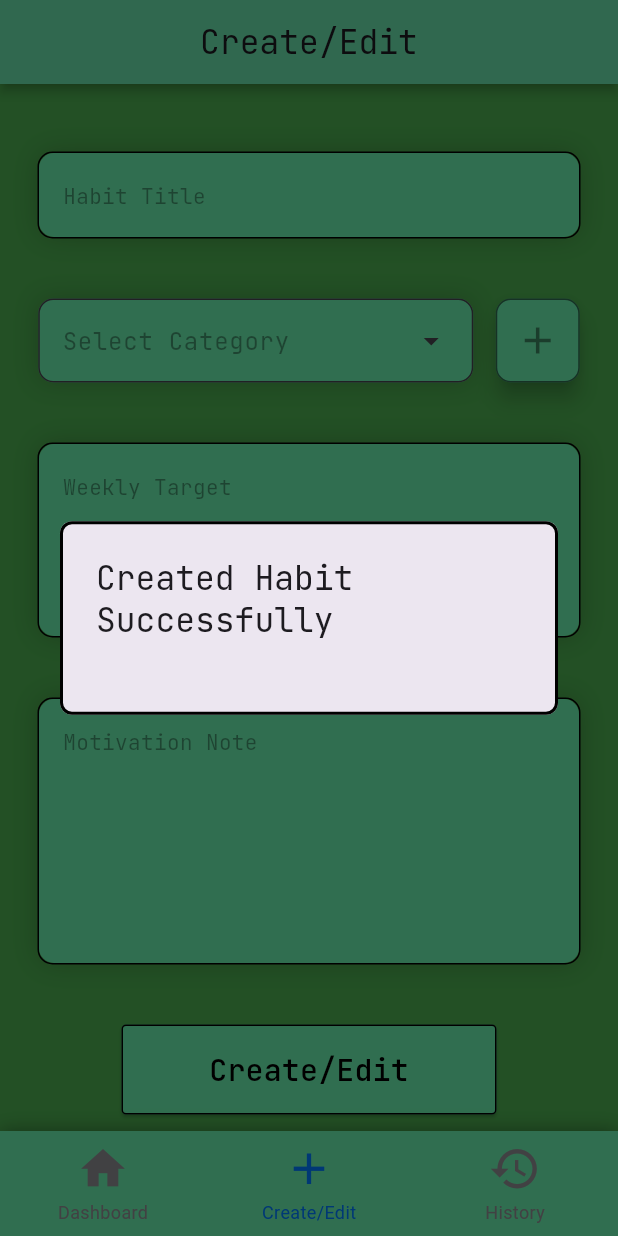
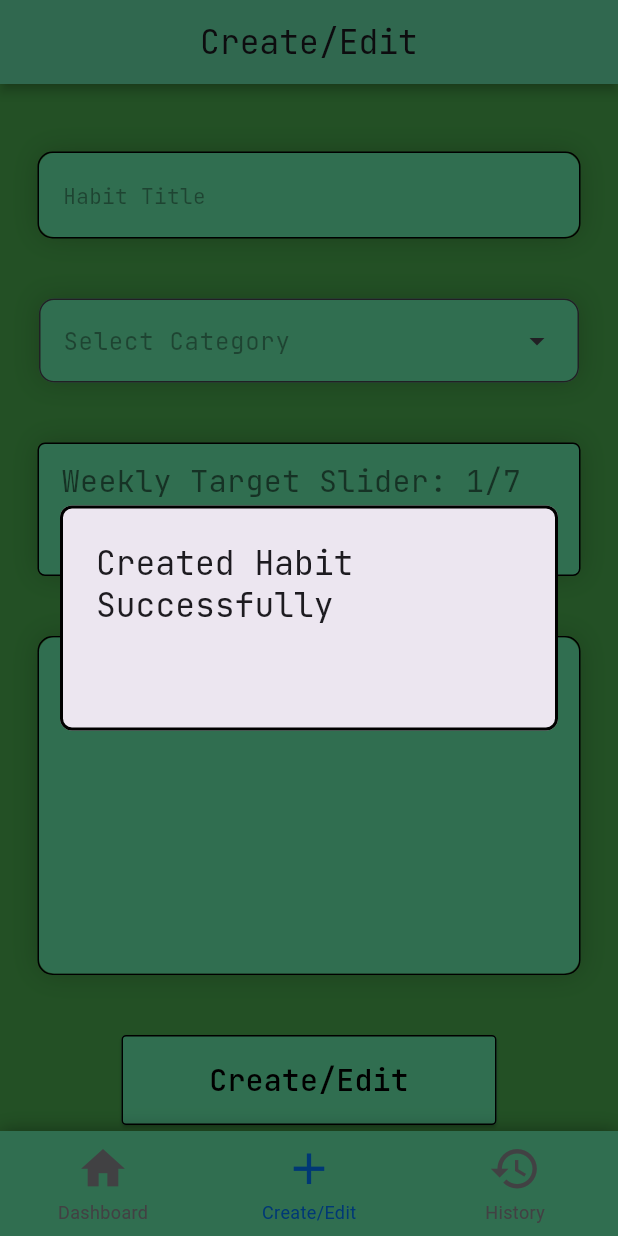
Before and after one commit to arahman-25/P1_habit_mastery_app, a Flutter app: the screen it shows after launch, item 2 of the bottom bar chosen, after a tap on "Create/Edit", on a phone screen of 412 x 824 dp. Run offline on Flutter 3.47's test engine with Material 3 defaults, Android fonts, the phone set to English and light mode, and no system bars; drawn by our look-alikes of persistent_bottom_nav_bar_v2; our stand-ins replace flutter_svg, google_fonts, sqflite; accounts and stored records are empty.

Commit message:
Finished Create/Edit Page (visuals only)

```diff
--- a/habit_mastery_app/lib/screens/create_edit.dart
+++ b/habit_mastery_app/lib/screens/create_edit.dart
@@ -32,9 +32,13 @@ class CreateEditForms extends StatefulWidget {
 }
 
 class _CreateEditFormsState extends State<CreateEditForms> {
-  TextEditingController _titleController = TextEditingController();
-  TextEditingController _categoryController = TextEditingController();
-  TextEditingController _motivationController = TextEditingController();
+  final TextEditingController _titleController = TextEditingController();
+  final TextEditingController _categoryController = TextEditingController();
+  final TextEditingController _motivationController = TextEditingController();
+
+  String titleProof = '';
+  double sliderInitialValue = 1;
+  final int _weeklyTarget = 7;
 
   @override
   void dispose() {
@@ -44,22 +48,13 @@ class _CreateEditFormsState extends State<CreateEditForms> {
     super.dispose();
   }
 
-  List<String> categoryList = [];
-  List<DropdownMenuEntry<String>> get dropdownEntries {
-    return categoryList.map((category) => DropdownMenuEntry(
-      value: category,
-      label: category,
-      style: MenuItemButton.styleFrom(
-        textStyle: GoogleFonts.jetBrainsMono()
-      )
-      )).toList();
-  }
-
   @override
   Widget build(BuildContext context) {
     return Column(
       spacing: 40,
       children: [
+
+
         // Habit Title Text Field
         Container(
           margin: EdgeInsets.only(top: 45, left: 25, right: 25),
@@ -76,6 +71,7 @@ class _CreateEditFormsState extends State<CreateEditForms> {
             ]
           ),
           child: TextField(
+            autofocus: true,
             controller: _titleController,
             style: GoogleFonts.jetBrainsMono(),
             decoration: InputDecoration(
@@ -96,11 +92,7 @@ class _CreateEditFormsState extends State<CreateEditForms> {
         ),
 
 
-        // Category Filter Text Field & Button
-        Row(
-          mainAxisAlignment: MainAxisAlignment.center,
-          spacing: 15,
-          children: [
+        // Category Filter Text Field
         Container(
           decoration: BoxDecoration(
             boxShadow: [
@@ -111,7 +103,8 @@ class _CreateEditFormsState extends State<CreateEditForms> {
             ]
           ),
           child: DropdownMenu<String>(
-                width: 290,
+            controller: _categoryController,
+            width: 360,
             hintText: 'Select Category',
             inputDecorationTheme: InputDecorationTheme(
               filled: true,
@@ -139,79 +132,29 @@ class _CreateEditFormsState extends State<CreateEditForms> {
                 ),
               ),
             ),
-                dropdownMenuEntries: categoryList.map<DropdownMenuEntry<String>>((String value) {
-                  return DropdownMenuEntry<String>(
-                    value: value,
-                    label: value
-                  );
-                }).toList(),
+            dropdownMenuEntries: [
+              DropdownMenuEntry(
+                value: 'all',
+                label: 'All'
               ),
+              DropdownMenuEntry(
+                value: 'study',
+                label: 'Study'
               ),
-            FloatingActionButton(
-              onPressed: () {
-                showDialog<String>(
-                  context: context,
-                  builder: (BuildContext dialogContext) {
-                    return AlertDialog(
-                      backgroundColor: Colors.green,
-                      shape: RoundedRectangleBorder(
-                        borderRadius: BorderRadius.circular(8),
-                        side: const BorderSide(color: Colors.black, width: 2),
+              DropdownMenuEntry(
+                value: 'health',
+                label: 'Health'
               ),
-                      title: Text(
-                        'Add Category',
-                        style: GoogleFonts.jetBrainsMono()
+              DropdownMenuEntry(
+                value: 'creative',
+                label: 'Creative'
               ),
-                      actions: [
-                        TextField(
-                          controller: _categoryController,
-                          style: GoogleFonts.jetBrainsMono(),
-                          decoration: InputDecoration(
-                            filled: true,
-                            fillColor: Colors.greenAccent,
-                            border: OutlineInputBorder(
-                              borderRadius: BorderRadius.circular(10),
-                              borderSide: BorderSide.none
+              DropdownMenuEntry(
+                value: 'mindfulness',
+                label: 'Mindfulness'
+              )
+            ]
           ),
-                            hint: Text(
-                              'Add Category',
-                              style: GoogleFonts.jetBrainsMono(
-                                color: Colors.black38
-                              )
-                            )
-                          ),
-                        ),
-                        TextButton(
-                          onPressed: () {
-                            setState(() => categoryList.add(_categoryController.text.trim()));
-                            Navigator.of(dialogContext).pop();
-                            _categoryController.clear();
-                          },
-                          child: Text(
-                            'Create',
-                            style: GoogleFonts.jetBrainsMono(
-                              color: Colors.black
-                            )
-                          ))
-                      ],
-                    );
-                  }
-                );
-              },
-              backgroundColor: Colors.greenAccent,
-              tooltip: 'Add Category',
-              shape: RoundedRectangleBorder(
-                borderRadius: BorderRadiusGeometry.circular(10),
-                side: BorderSide(
-                  color: Colors.black54
-                )
-              ),
-              child: Icon(
-                Icons.add,
-                size: 30,
-                color: Colors.black45)
-            )
-          ],
         ),
 
 
@@ -219,10 +162,12 @@ class _CreateEditFormsState extends State<CreateEditForms> {
         Container(
           margin: EdgeInsets.only(left: 25, right: 25),
           decoration: BoxDecoration(
-            borderRadius: BorderRadiusGeometry.circular(10),
+            color: Colors.greenAccent,
+            borderRadius: BorderRadiusGeometry.circular(5),
             border: BoxBorder.all(
               color: Colors.black,
-              width: 1),
+              width: 1
+            ),
             boxShadow: [
               BoxShadow(
                 color: Colors.black.withValues(alpha: 0.2),
@@ -230,25 +175,36 @@ class _CreateEditFormsState extends State<CreateEditForms> {
               )
             ]
           ),
-          child: TextField(
-            maxLines: 4,
-            style: GoogleFonts.jetBrainsMono(),
-            decoration: InputDecoration(
-              filled: true,
-              fillColor: Colors.greenAccent,
-              border: OutlineInputBorder(
-                borderRadius: BorderRadius.circular(10),
-                borderSide: BorderSide.none
-              ),
-              hint: Text(
-                'Weekly Target',
+          child: Column(
+            crossAxisAlignment: CrossAxisAlignment.start,
+            children: [
+              Padding(
+                padding: EdgeInsetsGeometry.fromLTRB(15, 10, 0, 0),
+                child: Text(
+                  'Weekly Target Slider: ${sliderInitialValue.toInt()}/$_weeklyTarget',
                   style: GoogleFonts.jetBrainsMono(
-                  color: Colors.black38
-                )
-              )
+                    color: Colors.black54,
+                    fontSize: 20
                   ),
                 )
               ),
+              Slider(
+                activeColor: Colors.green,
+                inactiveColor: Colors.green.shade900,
+                value: sliderInitialValue,
+                max: _weeklyTarget.toDouble(),
+                min: 1,
+                divisions: _weeklyTarget - 1,
+                onChanged: (value) {
+                  setState(() {
+                    sliderInitialValue = value;
+                  });
+                },
+              ),
+            ],
+          )
+        ),
+
         // Motivation Note
         Container(
           margin: EdgeInsets.only(left: 25, right: 25),
@@ -265,7 +221,7 @@ class _CreateEditFormsState extends State<CreateEditForms> {
             ]
           ),
           child: TextField(
-            maxLines: 6,
+            maxLines: 8,
             style: GoogleFonts.jetBrainsMono(),
             decoration: InputDecoration(
               filled: true,
@@ -290,6 +246,7 @@ class _CreateEditFormsState extends State<CreateEditForms> {
               context: context,
               builder: (BuildContext dialogContext) {
                 return SimpleDialog(
+                  contentPadding: EdgeInsetsGeometry.fromLTRB(25, 12, 10, 16),
                   shape: RoundedRectangleBorder(
                     borderRadius: BorderRadius.circular(8),
                     side: const BorderSide(color: Colors.black, width: 2),
@@ -300,13 +257,23 @@ class _CreateEditFormsState extends State<CreateEditForms> {
                   ),
                   children: [
                     Text(
-                      _titleController.text,
+                      titleProof,
+                      style: GoogleFonts.jetBrainsMono()
+                    ),
+                    Text(
+                      _categoryController.text,
                       style: GoogleFonts.jetBrainsMono()
                     )
                   ]
                 );
               }
             );
+            if (_titleController.text.isNotEmpty) {
+              setState(() {
+                titleProof = _titleController.text;
+                _titleController.clear();
+              });
+            }
           },
           style: ButtonStyle(
             backgroundColor: WidgetStatePropertyAll(Colors.greenAccent),
```
Lines whose indentation alone changed are shown as unchanged.
